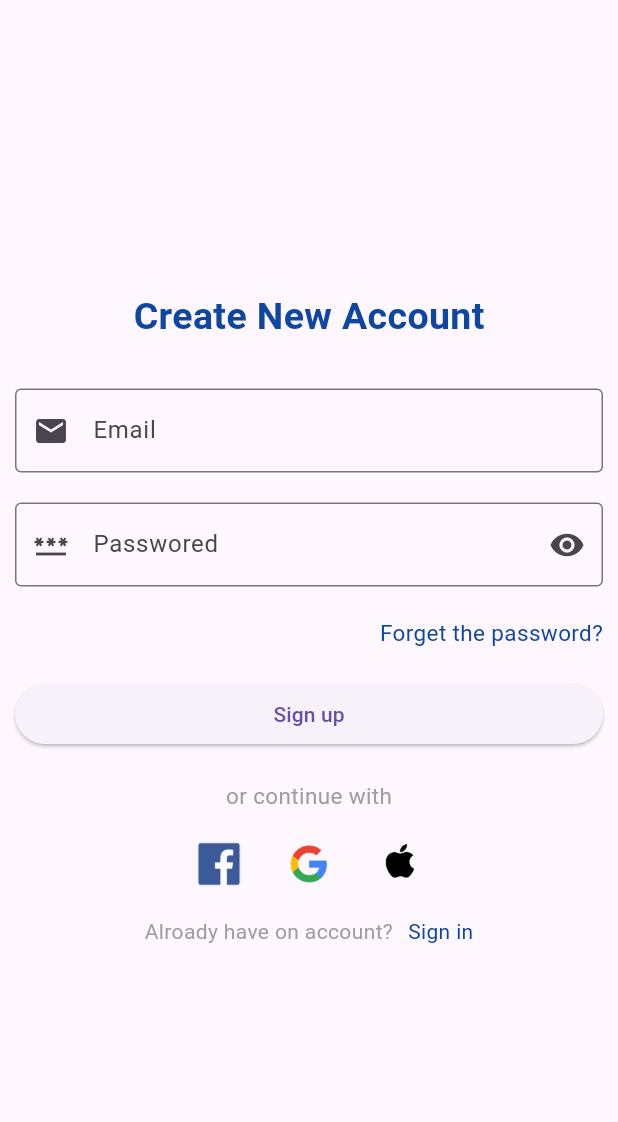
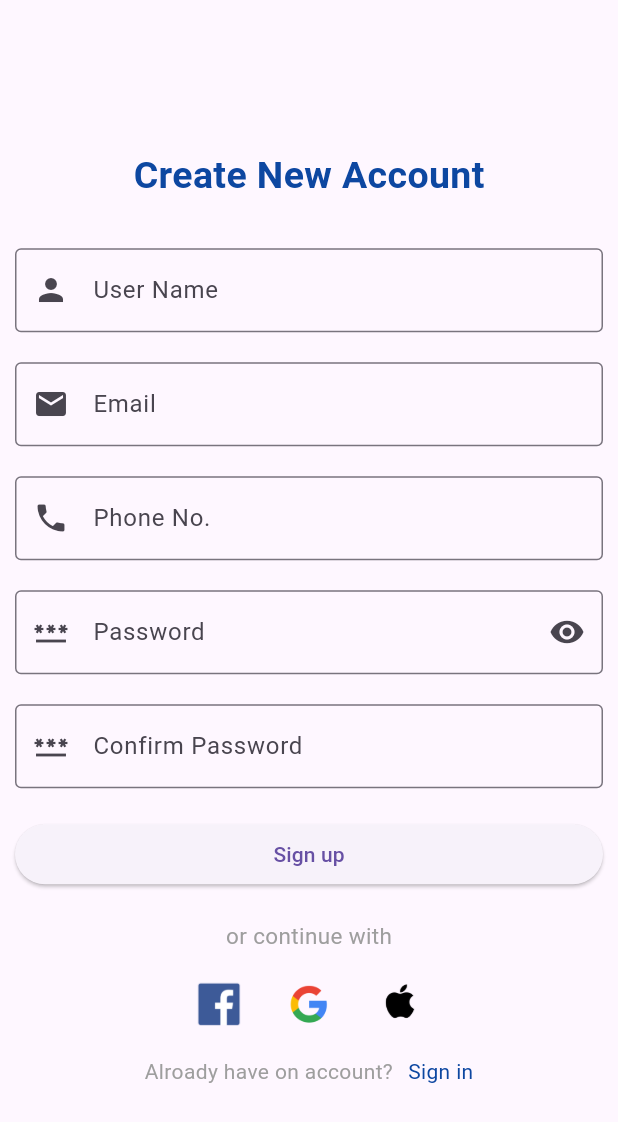
Before and after one commit to kansarakeval/nightclub, a Flutter app: the RegistrationScreen screen opened by its route, on a phone screen of 412 x 824 dp. Shown: the top 1122 px of the screen. Run offline on Flutter 3.47's test engine with Material 3 defaults, Android fonts, the phone set to English and light mode, and no system bars.

Commit message:
registrtion complate

```diff
--- /dev/null
+++ b/lib/models/reg.dart
@@ -0,0 +1,23 @@
+class Registration {
+  String u_name;
+  String u_contactno;
+  String u_email;
+  String u_psw;
+
+  Registration(
+      {this.u_name = "", this.u_contactno = "", this.u_email = "", this.u_psw = ""});
+
+  factory Registration.formJson(Map<String, dynamic>json){
+    return Registration(
+      u_name: json['u_name'] as String,
+      u_contactno: json['u_contactno'] as String,
+      u_email: json['u_email'] as String,
+      u_psw: json['u_psw'] as String,
+    );
+  }
+
+  @override
+  String toString() {
+    return 'Trans{u_name:$u_name,u_contactno:$u_contactno,u_email:$u_email,u_psw:$u_psw}';
+  }
+}
--- a/lib/screen/registration/view/registration_screen.dart
+++ b/lib/screen/registration/view/registration_screen.dart
@@ -1,4 +1,6 @@
 import 'package:flutter/material.dart';
+import 'package:nightclub/services/api_call.dart';
+import 'package:nightclub/models/reg.dart';
 
 class RegistrationScreen extends StatefulWidget {
   const RegistrationScreen({super.key});
@@ -8,8 +10,45 @@ class RegistrationScreen extends StatefulWidget {
 }
 
 class _RegistrationScreenState extends State<RegistrationScreen> {
+  final Apicall api = Apicall();
+  final _addFormKey = GlobalKey<FormState>();
+
+  final _unameController = TextEditingController();
+  final _ucontactnoController = TextEditingController();
+  final _uemailController = TextEditingController();
+  final _upswController = TextEditingController();
+
+  TextEditingController nameController = TextEditingController();
+  TextEditingController passwordController = TextEditingController();
+
+  void showmsg() {
+    ScaffoldMessenger.of(context).showSnackBar(SnackBar(
+      content: Text("Snackbar appears at botton Sending Message",
+          style: TextStyle(
+            color: Color(0xFFFFFFFF),
+            fontSize: 18,
+            fontWeight: FontWeight.bold,
+          )),
+      backgroundColor: Colors.deepOrange,
+    ));
+
+    // Navigator.push(
+    //   context,
+    //   MaterialPageRoute(builder: (context) => SecondView()),
+    // );
+  }
+
+  final dateController = TextEditingController();
+
   @override
   Widget build(BuildContext context) {
+    //GlobalKey<CSCPickerState> _cscPickerKey = GlobalKey();
+    GlobalKey<FormState> _formKey = GlobalKey();
+
+    final GlobalKey<FormState> _form = GlobalKey<FormState>();
+    final TextEditingController _pass = TextEditingController();
+    final TextEditingController _confirmPass = TextEditingController();
+
     return SafeArea(
       child: Scaffold(
         body: Padding(
@@ -21,73 +60,158 @@ class _RegistrationScreenState extends State<RegistrationScreen> {
                 children: [
                   Text(
                     "Create New Account",
-                    style: TextStyle(fontSize: 25, fontWeight: FontWeight.bold,color: Colors.blue.shade900),
+                    style: TextStyle(
+                        fontSize: 25,
+                        fontWeight: FontWeight.bold,
+                        color: Colors.blue.shade900),
                   ),
-                  SizedBox(
+                  const SizedBox(
                     height: 30,
                   ),
                   TextField(
+                    controller: _unameController,
+                    keyboardType: TextInputType.text,
+                    decoration: InputDecoration(
+                        border: OutlineInputBorder(),
+                        prefixIcon: Icon(Icons.person),
+                        labelText: "User Name"),
+                  ),
+                  const SizedBox(
+                    height: 20,
+                  ),
+                  TextField(
+                    controller: _uemailController,
                     keyboardType: TextInputType.emailAddress,
                     decoration: InputDecoration(
                       border: OutlineInputBorder(),
                       prefixIcon: Icon(Icons.email),
-                        labelText: "Email"),
+                      labelText: "Email",
+                      hintText: 'Enter Your Email Id',
                     ),
-                  SizedBox(
+                  ),
+                  const SizedBox(
                     height: 20,
                   ),
                   TextField(
-                    keyboardType: TextInputType.number,
+                    controller: _ucontactnoController,
+                    keyboardType: TextInputType.phone,
+                    decoration: InputDecoration(
+                        border: OutlineInputBorder(),
+                        prefixIcon: Icon(Icons.phone),
+                        labelText: "Phone No."),
+                  ),
+                  const SizedBox(
+                    height: 20,
+                  ),
+                  TextField(
+                    controller: _upswController,
+                    obscureText: true,
                     decoration: InputDecoration(
                       border: OutlineInputBorder(),
                       prefixIcon: Icon(Icons.password),
-                      labelText: "Passwored",
+                      labelText: "Password",
                       suffixIcon: Icon(Icons.remove_red_eye),
                     ),
                   ),
-                  SizedBox(
+                  const SizedBox(
                     height: 20,
                   ),
-                  Align(
-                    alignment: Alignment.centerRight,
-                    child: Text(
-                      "Forget the password?",
-                      style: TextStyle(fontSize: 15, color: Colors.blue.shade900),
+                  TextFormField(
+                      obscureText: true,
+                      decoration: InputDecoration(
+                        border: OutlineInputBorder(),
+                        prefixIcon: Icon(Icons.password),
+                        labelText: 'Confirm Password',
+                        // suffixIcon: IconButton(
+                        //     icon: Icon(
+                        //         _isObscure ? Icons.visibility : Icons.visibility_off),
+                        //     onPressed: () {
+                        //       setState(() {
+                        //         _isObscure = !_isObscure;
+                        //       });
+                        //     })
                       ),
+                      validator: (val) {
+                        if (val!.isEmpty) return 'Empty';
+                        if (val != _pass.text) return 'Not Match';
+                        return null;
+                      }),
+                  const SizedBox(
+                    height: 20,
                   ),
-                  SizedBox(height: 20,),
                   SizedBox(
                       width: double.infinity,
-                      child: ElevatedButton(onPressed: () {
+                      child: ElevatedButton(
+                        onPressed: () async {
+                          api.createRegistration(Registration(
+                              u_name: _unameController.text.toString(),
+                              u_contactno: _ucontactnoController.text.toString(),
+                              u_email: _uemailController.text.toString(),
+                              u_psw: _upswController.text.toString()));
                           Navigator.pop(context);
-                      }, child: Text("Sign up"),)),
-                  SizedBox(height: 20,),
-                  Text(
+                        },
+                        child: const Text("Sign up"),
+                      )),
+                  const SizedBox(
+                    height: 20,
+                  ),
+                  const Text(
                     "or continue with",
                     style: TextStyle(fontSize: 15, color: Colors.grey),
                   ),
-                  SizedBox(height: 20,),
+                  const SizedBox(
+                    height: 20,
+                  ),
                   Row(
                     mainAxisAlignment: MainAxisAlignment.center,
                     children: [
-                      Image.asset("assets/img/facebook.png",fit: BoxFit.cover,height: 30,width: 30,),
-                      SizedBox(width: 30,),
-                      Image.asset("assets/img/google.png",fit: BoxFit.cover,height: 30,width: 30,),
-                      SizedBox(width: 30,),
-                      Image.asset("assets/img/apple.png",fit: BoxFit.cover,height: 30,width: 30,),
+                      Image.asset(
+                        "assets/img/facebook.png",
+                        fit: BoxFit.cover,
+                        height: 30,
+                        width: 30,
+                      ),
+                      const SizedBox(
+                        width: 30,
+                      ),
+                      Image.asset(
+                        "assets/img/google.png",
+                        fit: BoxFit.cover,
+                        height: 30,
+                        width: 30,
+                      ),
+                      const SizedBox(
+                        width: 30,
+                      ),
+                      Image.asset(
+                        "assets/img/apple.png",
+                        fit: BoxFit.cover,
+                        height: 30,
+                        width: 30,
+                      ),
                     ],
                   ),
-                  SizedBox(height: 20,),
+                  const SizedBox(
+                    height: 20,
+                  ),
                   Row(
                     mainAxisAlignment: MainAxisAlignment.center,
                     children: [
-                      Text("Alroady have on account?",style: TextStyle(color: Colors.grey),),
-                      SizedBox(width: 10,),
+                      const Text(
+                        "Alroady have on account?",
+                        style: TextStyle(color: Colors.grey),
+                      ),
+                      const SizedBox(
+                        width: 10,
+                      ),
                       InkWell(
                           onTap: () {
                             Navigator.pop(context);
                           },
-                          child: Text("Sign in",style: TextStyle(color: Colors.blue.shade900),)),
+                          child: Text(
+                            "Sign in",
+                            style: TextStyle(color: Colors.blue.shade900),
+                          )),
                     ],
                   )
                 ],
--- /dev/null
+++ b/lib/services/api_call.dart
@@ -0,0 +1,52 @@
+import 'dart:convert';
+
+import 'package:flutter/src/widgets/editable_text.dart';
+import 'package:http/http.dart';
+import '../models/reg.dart';
+
+class Apicall {
+  static String apiUrl =
+      "http://192.168.43.213/seminar%20booking%20system/php_application/lib/";
+  static String imgUrl =
+      "http://192.168.43.213/seminar%20booking%20system/php_application/images/upload/";
+
+  Future<Registration> createRegistration(Registration registration) async {
+    // Map data = {
+    //   // 'u_id': '0' ,
+    //   // 'u_profile': registration.first_name,
+    //   'u_name': registration.u_name,
+    //   'u_email': registration.u_email,
+    //   'u_contactno': registration.u_contactno,
+    //   'u_psw': registration.u_psw,
+    //   // 'u_address':registration.address,
+    //   // 'country':registration.country,
+    //   // 'state':registration.state,
+    //   // 'city':registration.city,
+    // };
+    print("Insert data ");
+    //print(data);
+    final Response response = await post(
+      Uri.parse(apiUrl + "/Reg_api.php"),
+      body: {
+        // 'u_id': '0' ,
+        // 'u_profile': registration.first_name,
+        'u_name': registration.u_name,
+        'u_email': registration.u_email,
+        'u_contactno': registration.u_contactno,
+        'u_psw': registration.u_psw,
+        // 'u_address':registration.address,
+        // 'country':registration.country,
+        // 'state':registration.state,
+        // 'city':registration.city,
+      }
+    );
+    if (response.statusCode == 200) {
+      print("Inserted");
+      print(response.body);
+      return json.decode(response.body);
+    } else {
+      print("Error");
+      throw Exception('Failed to post cases');
+    }
+  }
+}
--- a/pubspec.yaml
+++ b/pubspec.yaml
@@ -28,8 +28,11 @@ environment:
 # the latest version available on pub.dev. To see which dependencies have newer
 # versions available, run `flutter pub outdated`.
 dependencies:
+
+  http: any
   flutter:
     sdk: flutter
+
 
 
   # The following adds the Cupertino Icons font to your application.
@@ -40,6 +43,7 @@ dependencies:
 dev_dependencies:
   flutter_test:
     sdk: flutter
+
 
   # The "flutter_lints" package below contains a set of recommended lints to
   # encourage good coding practices. The lint set provided by the package is
```
Also changed, not shown: pubspec.lock. Lines whose indentation alone changed are shown as unchanged.
